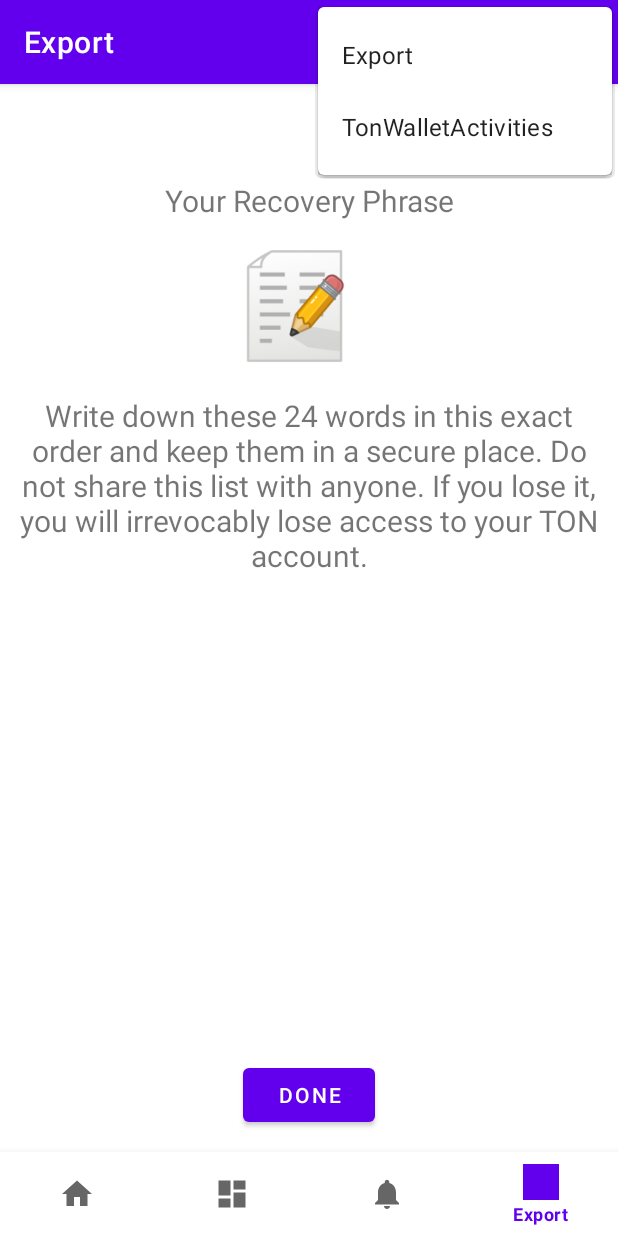
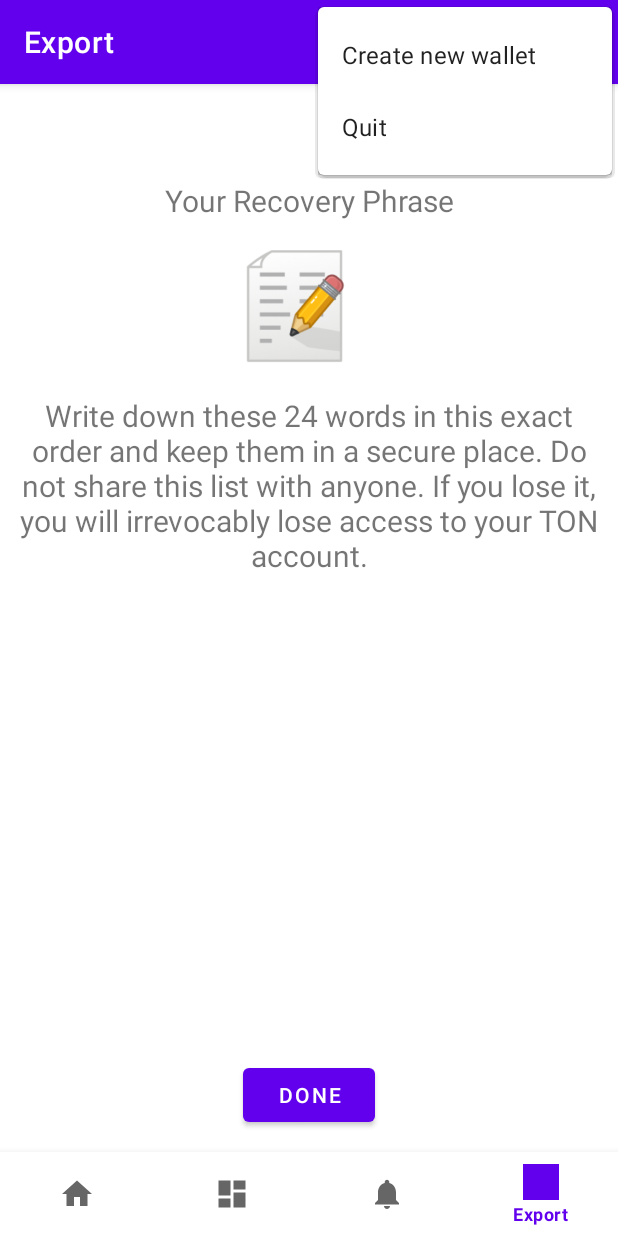
Before and after one commit to maxistar/tonwalletapp, an Android app: the screen it shows after launch (MainActivity), with the options menu open, on a phone screen of 412 x 824 dp. Run offline under Robolectric (Android 15) with nearby library versions, the phone set to English and light mode, and no system bars; our stand-ins replace navigation-ui.

Commit message:
better menu naming

```diff
--- a/app/src/main/res/menu/main_menu.xml
+++ b/app/src/main/res/menu/main_menu.xml
@@ -3,8 +3,8 @@
     xmlns:android="http://schemas.android.com/apk/res/android">
     <item android:id="@+id/new_game"
         android:icon="@drawable/ic_launcher_background"
-        android:title="@string/title_wallet" />
+        android:title="@string/menu_create_new_wallet" />
     <item android:id="@+id/help"
         android:icon="@drawable/ic_home_black_24dp"
-        android:title="@string/app_name" />
+        android:title="@string/menu_quit" />
 </menu>
--- a/app/src/main/res/values/strings.xml
+++ b/app/src/main/res/values/strings.xml
@@ -23,4 +23,8 @@
     <string name="wallet_comment">Write down these 24 words in this exact order and keep them in a secure place. Do not share this list with anyone. If you lose it, you will irrevocably lose access to your TON account.</string>
     <string name="wallet_done">Done</string>
 
+
+    <string name="menu_create_new_wallet">Create new wallet</string>
+    <string name="menu_quit">Quit</string>
+
 </resources>
```
